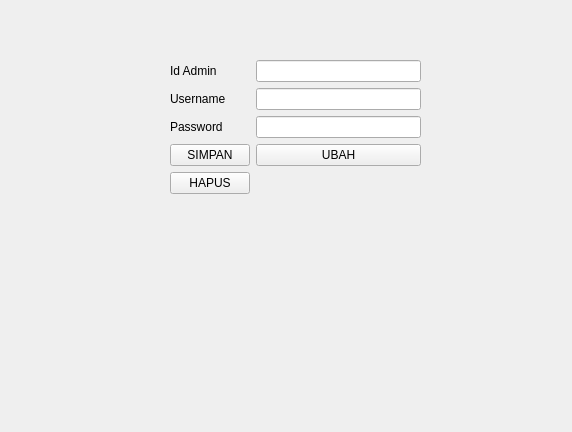
Qt form PengelolaanArsip_2310010070/admin.ui (muliadi22/Tugas_Visual3_Muliadi) before a commit.
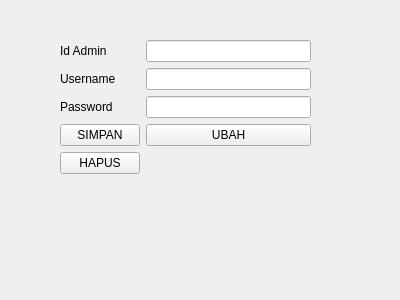
The same form after that commit.

The edit to the form file:
```diff
--- a/PengelolaanArsip_2310010070/admin.ui
+++ b/PengelolaanArsip_2310010070/admin.ui
@@ -6,8 +6,8 @@
    <rect>
     <x>0</x>
     <y>0</y>
-    <width>572</width>
-    <height>432</height>
+    <width>400</width>
+    <height>300</height>
    </rect>
   </property>
   <property name="windowTitle">
@@ -16,8 +16,8 @@
   <widget class="QWidget" name="formLayoutWidget">
    <property name="geometry">
     <rect>
-     <x>170</x>
-     <y>60</y>
+     <x>60</x>
+     <y>40</y>
      <width>251</width>
      <height>269</height>
     </rect>
```
